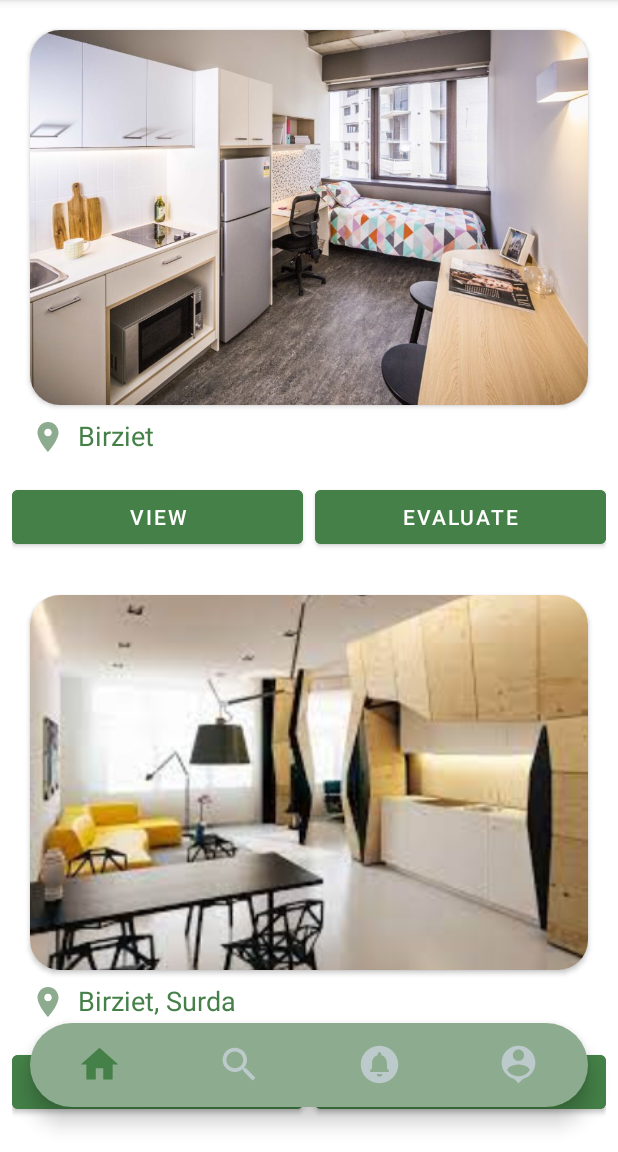
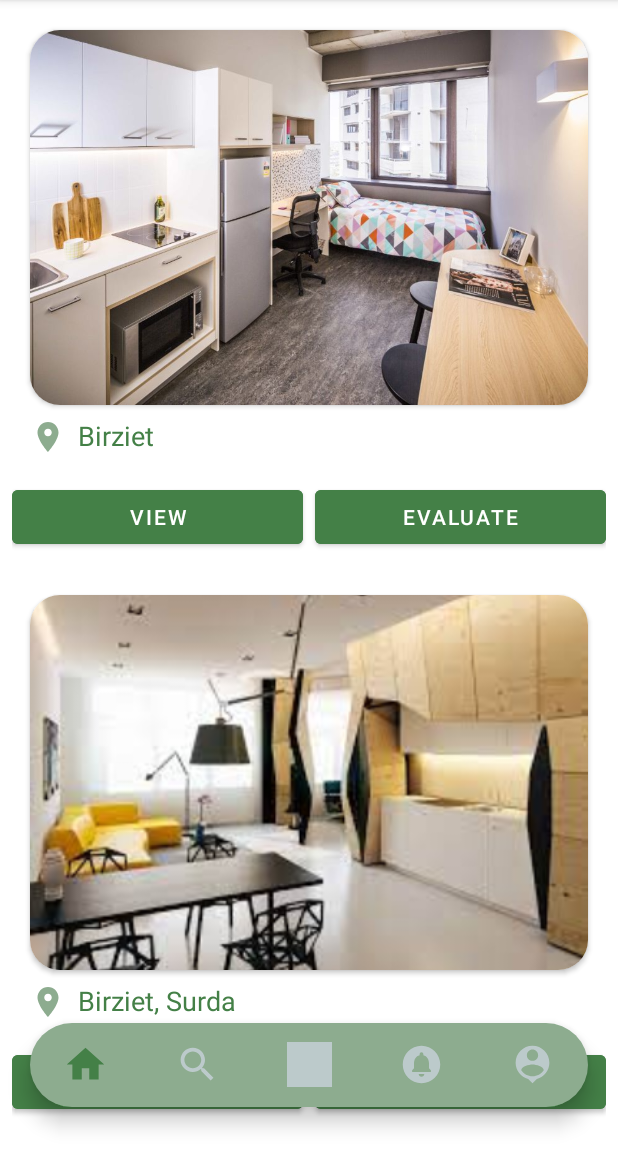
Before and after one commit to MohammedNafee/Final_Android, an Android app: the HomeActivity screen opened directly, with no data from a screen before it, on a phone screen of 412 x 824 dp, the part 84-1236 px from its top. Run offline under Robolectric (Android 15) with nearby library versions, the phone set to English and light mode, and no system bars.

Commit message:
version2

```diff
--- a/app/src/main/java/edu/cs/birzeit/final_android/Apartment.java
+++ b/app/src/main/java/edu/cs/birzeit/final_android/Apartment.java
@@ -1,10 +1,10 @@
 package edu.cs.birzeit.final_android;
 
 public class Apartment {
-    private int id; //1
-    private String location; //birziet
-    private double price; //900 nis
-    private String ApartmentSpace; //100 m
+    private int id;
+    private String location;
+    private double price;
+    private String ApartmentSpace;
     private int imageResource; //locally
     private String phoneNumber;
 
--- a/app/src/main/java/edu/cs/birzeit/final_android/NotificationActivity.java
+++ b/app/src/main/java/edu/cs/birzeit/final_android/NotificationActivity.java
@@ -46,6 +46,11 @@ public class NotificationActivity extends AppCompatActivity {
                     overridePendingTransition(R.anim.slide_in_right, R.anim.slide_out_left);
                     finish();
                     return true;
+                case R.id.bottom_rent:
+                    startActivity(new Intent(getApplicationContext(), MainApartActivity.class));
+                    overridePendingTransition(R.anim.slide_in_right, R.anim.slide_out_left);
+                    finish();
+                    return true;
                 case R.id.bottom_not:
                     return true;
                 case R.id.bottom_profile:
--- a/app/src/main/java/edu/cs/birzeit/final_android/ProfileActivity.java
+++ b/app/src/main/java/edu/cs/birzeit/final_android/ProfileActivity.java
@@ -47,6 +47,10 @@ public class ProfileActivity extends AppCompatActivity {
                     startActivity(new Intent(getApplicationContext(), SearchActivity.class));
                     overridePendingTransition(R.anim.slide_in_right, R.anim.slide_out_left);
                     return true;
+                case R.id.bottom_rent:
+                    startActivity(new Intent(getApplicationContext(), MainApartActivity.class));
+                    overridePendingTransition(R.anim.slide_in_right, R.anim.slide_out_left);
+                    return true;
                 case R.id.bottom_not:
                     startActivity(new Intent(getApplicationContext(), NotificationActivity.class));
                     overridePendingTransition(R.anim.slide_in_right, R.anim.slide_out_left);
--- a/app/src/main/java/edu/cs/birzeit/final_android/SignupActivity.java
+++ b/app/src/main/java/edu/cs/birzeit/final_android/SignupActivity.java
@@ -34,7 +34,7 @@ public class SignupActivity extends AppCompatActivity {
         signupPassword = findViewById(R.id.signup_password);
         loginRedirectText = findViewById(R.id.loginRedirectText);
         signupButton = findViewById(R.id.signup_button);
-////////////////////////////////////////////////////////////////////////////////////
+
 
 
         signupButton.setOnClickListener(new View.OnClickListener() {
--- a/app/src/main/res/menu/bottom_menu.xml
+++ b/app/src/main/res/menu/bottom_menu.xml
@@ -13,6 +13,11 @@
         android:title="Search" />
 
     <item
+        android:id="@+id/bottom_rent"
+        android:icon="@drawable/rent"
+        android:title="Search" />
+
+    <item
         android:id="@+id/bottom_not"
         android:icon="@drawable/baseline_circle_notifications_24"
         android:title="Settings" />
```
Also changed, not shown: app/src/main/java/edu/cs/birzeit/final_android/HomeActivity.java (+5 -2 lines), app/src/main/res/drawable/rent.jpg (added).
